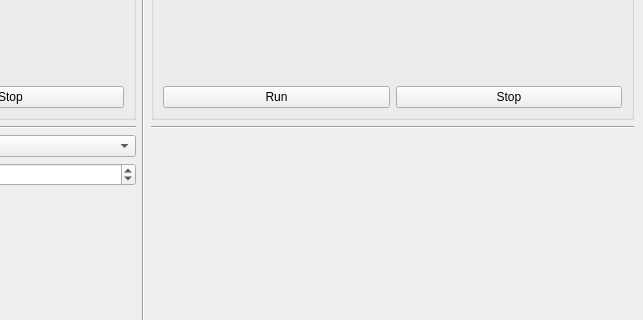
This is examples/main_window.ui in johschmitz/gr-zmqblocks as Qt 5 draws it before an edit; both pictures show x 357 to 1000 and y 133 to 453 of the 1000 by 600 pixel window. The edited form follows.
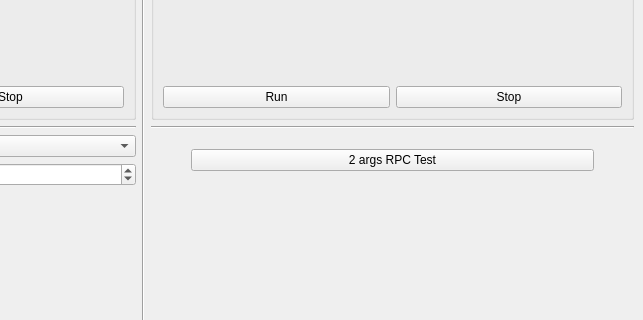
This is the edited form. Custom widgets are drawn as their Qt base class.

Patch:
```diff
--- a/examples/main_window.ui
+++ b/examples/main_window.ui
@@ -173,6 +173,49 @@
       </property>
      </widget>
     </item>
+    <item row="2" column="2">
+     <layout class="QHBoxLayout" name="horizontalLayout">
+      <item>
+       <spacer name="horizontalSpacer_2">
+        <property name="orientation">
+         <enum>Qt::Horizontal</enum>
+        </property>
+        <property name="sizeType">
+         <enum>QSizePolicy::Minimum</enum>
+        </property>
+        <property name="sizeHint" stdset="0">
+         <size>
+          <width>40</width>
+          <height>20</height>
+         </size>
+        </property>
+       </spacer>
+      </item>
+      <item>
+       <widget class="QPushButton" name="pushButtonTwoArgs">
+        <property name="text">
+         <string>2 args RPC Test</string>
+        </property>
+       </widget>
+      </item>
+      <item>
+       <spacer name="horizontalSpacer">
+        <property name="orientation">
+         <enum>Qt::Horizontal</enum>
+        </property>
+        <property name="sizeType">
+         <enum>QSizePolicy::Minimum</enum>
+        </property>
+        <property name="sizeHint" stdset="0">
+         <size>
+          <width>40</width>
+          <height>20</height>
+         </size>
+        </property>
+       </spacer>
+      </item>
+     </layout>
+    </item>
    </layout>
   </widget>
   <widget class="QMenuBar" name="menubar">
```
